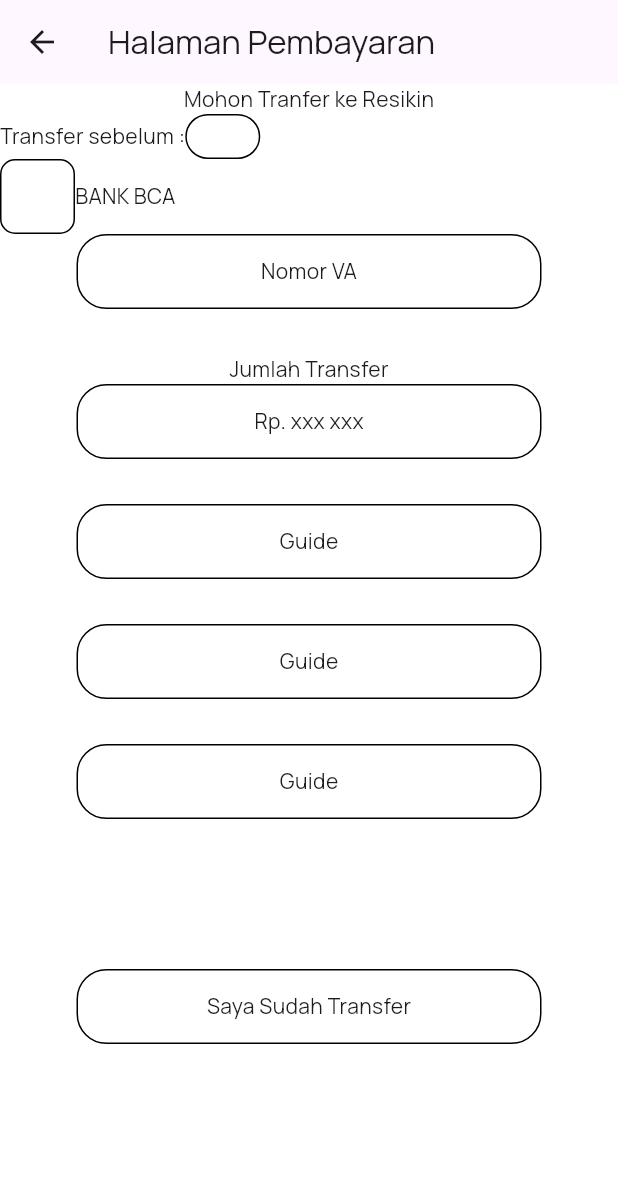
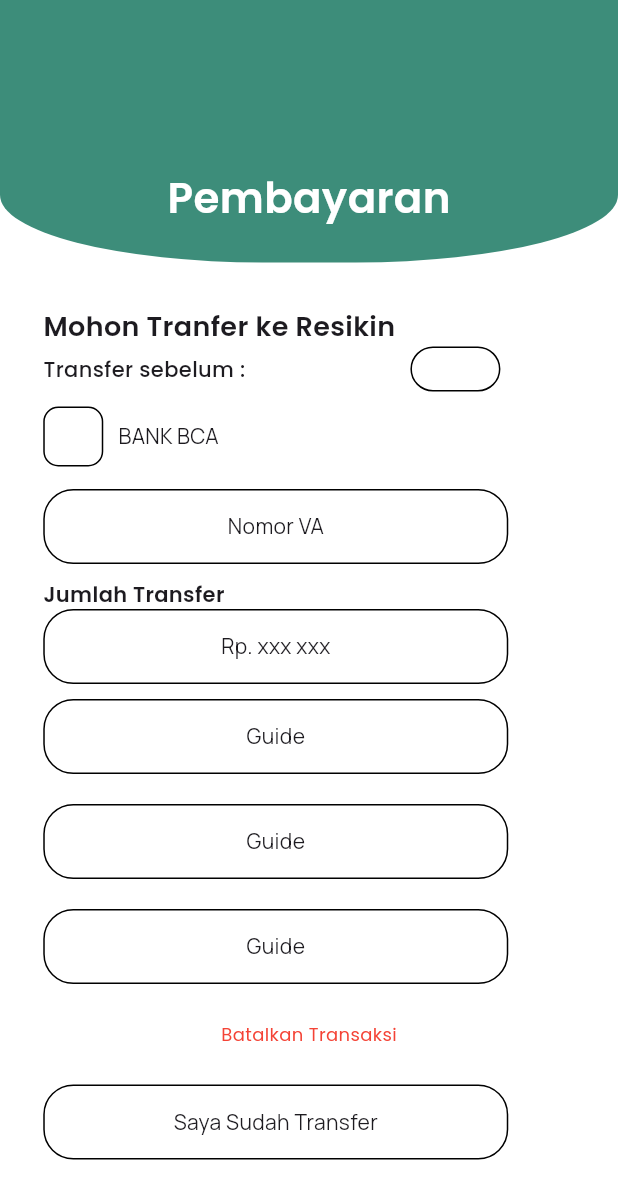
Before and after one commit to AstriaLfy/Resikin, a Flutter app: the PaymentPage screen opened directly, on a phone screen of 412 x 824 dp. Shown: the top 1199 px of the screen. Run offline on Flutter 3.47's test engine with Material 3 defaults, Android fonts, the phone set to English and light mode, and no system bars; our stand-ins replace flutter_svg, google_fonts, iconsax_flutter, smooth_page_indicator.

Commit message:
Perubahan nganu

```diff
--- a/lib/page/about_us.dart
+++ b/lib/page/about_us.dart
@@ -9,7 +9,7 @@ class AboutUs extends StatelessWidget {
     return Scaffold(
       backgroundColor: Colors.white,
       appBar: PreferredSize(
-        preferredSize: Size.fromHeight(300.0), // Height of AppBar
+        preferredSize: Size.fromHeight(300.0),
         child: ReusableContainer(
           child: Center(
             child: Column(
@@ -36,7 +36,7 @@ class AboutUs extends StatelessWidget {
             SvgPicture.asset("assets/images/logoAboutus.svg"),
 
             Container(
-              height: 400,
+              height: 370,
               width: 330,
               child:
               SingleChildScrollView(
--- a/lib/page/beranda.dart
+++ b/lib/page/beranda.dart
@@ -466,7 +466,6 @@ class _BerandaState extends State<Beranda> {
                     fontWeight: FontWeight.w600,
                   ),
                 ),
-
               ],
             ),
 
@@ -477,9 +476,6 @@ class _BerandaState extends State<Beranda> {
               padding: const EdgeInsets.symmetric(horizontal: 25.0),
               child: Container(
                 height: 240,
-                decoration: BoxDecoration(
-                  borderRadius: BorderRadius.circular(20),
-                ),
                 child: ListView.builder(
                   scrollDirection: Axis.horizontal,
                   itemCount: 3,
@@ -491,6 +487,14 @@ class _BerandaState extends State<Beranda> {
                         color: Colors.white,
                         borderRadius: BorderRadius.circular(20),
                         border: Border.all(color: Colors.black, width: 1),
+                        boxShadow: [
+                          BoxShadow(
+                            color: Colors.black.withOpacity(0.6),
+                            offset: Offset(0, 4),
+                            blurRadius: 2,
+                            spreadRadius: 2,
+                          ),
+                        ],
                       ),
                       child: Stack(
                         children: [
@@ -512,6 +516,7 @@ class _BerandaState extends State<Beranda> {
                 ),
               ),
             ),
+
             SizedBox(height: 50),
           ],
         ),
--- a/lib/page/payment_method.dart
+++ b/lib/page/payment_method.dart
@@ -80,7 +80,6 @@ class _PaymentMethodState extends State<PaymentMethod> {
               ),
               child: Column(
                 children: [
-
                   Row(
                     children: [
                       Text(
@@ -89,8 +88,6 @@ class _PaymentMethodState extends State<PaymentMethod> {
                       ),
                     ],
                   ),
-
-
                   Container(
                     width: 350,
                     decoration: BoxDecoration(),
--- a/lib/page/payment_page.dart
+++ b/lib/page/payment_page.dart
@@ -1,4 +1,6 @@
 import 'package:flutter/material.dart';
+import 'package:google_fonts/google_fonts.dart';
+import 'reusable.dart';
 
 class PaymentPage extends StatelessWidget {
   const PaymentPage({Key? key}) : super(key: key);
@@ -7,18 +9,47 @@ class PaymentPage extends StatelessWidget {
   Widget build(BuildContext context) {
     return Scaffold(
       backgroundColor: Colors.white,
-      appBar: AppBar(title: Text("Halaman Pembayaran")),
-      body: SingleChildScrollView(
+      appBar: PreferredSize(
+        preferredSize: Size.fromHeight(300.0), // Height of AppBar
+        child: ReusableContainer(
+          child: Center(
             child: Column(
               children: [
-            Text("Mohon Tranfer ke Resikin"),
+                SizedBox(height: 112),
+                Text(
+                  "Pembayaran",
+                  style: GoogleFonts.poppins(
+                    fontSize: 28,
+                    fontWeight: FontWeight.w600,
+                    color: Colors.white,
+                  ),
+                ),
+              ],
+            ),
+          ),
+        ),
+      ),
+
+      body: SingleChildScrollView(
+        child: Padding(
+    padding: EdgeInsets.symmetric(
+    horizontal: MediaQuery.of(context).size.width * 0.07,
+    ),
+    child:
+
+    Column(
+      crossAxisAlignment: CrossAxisAlignment.start,
+      children: [
+        SizedBox(height: 30,),
+
+        Text("Mohon Tranfer ke Resikin", style: GoogleFonts.poppins(fontSize: 18, fontWeight: FontWeight.w600),),
 
         Row(
           children: [
-                Text("Transfer sebelum :"),
-
+            Text("Transfer sebelum :", style: GoogleFonts.poppins(fontWeight: FontWeight.w500),),
+            SizedBox(width: 110,),
             Container(
-                  width: 50,
+              width: 60,
               height: 30,
               decoration: BoxDecoration(
                 border: Border.all(color: Colors.black, width: 1),
@@ -27,21 +58,23 @@ class PaymentPage extends StatelessWidget {
             ),
           ],
         ),
+        SizedBox(height: 10,),
 
         Row(
           children: [
             Container(
-                  width: 50,
-                  height: 50,
+              width: 40,
+              height: 40,
               decoration: BoxDecoration(
                 border: Border.all(color: Colors.black, width: 1),
                 borderRadius: BorderRadius.circular(10),
               ),
             ),
+            SizedBox(width: 10,),
             Text("BANK BCA"),
           ],
         ),
-
+        SizedBox(height: 15,),
         Container(
           height: 50,
           width: 310,
@@ -53,9 +86,9 @@ class PaymentPage extends StatelessWidget {
           child: Center(child: Text("Nomor VA")),
         ),
 
-            SizedBox(height: 30,),
+        SizedBox(height: 10,),
 
-            Text("Jumlah Transfer"),
+        Text("Jumlah Transfer", style: GoogleFonts.poppins(fontSize: 14, fontWeight: FontWeight.w600),),
 
         Container(
           height: 50,
@@ -67,7 +100,7 @@ class PaymentPage extends StatelessWidget {
           ),
           child: Center(child: Text("Rp. xxx xxx")),
         ),
-            SizedBox(height: 30,),
+        SizedBox(height: 10,),
 
 
         Container(
@@ -80,7 +113,7 @@ class PaymentPage extends StatelessWidget {
           ),
           child: Center(child: Text("Guide")),
         ),
-            SizedBox(height: 30,),
+        SizedBox(height: 20,),
 
 
         Container(
@@ -94,7 +127,7 @@ class PaymentPage extends StatelessWidget {
           child: Center(child: Text("Guide")),
         ),
 
-            SizedBox(height: 30,),
+        SizedBox(height: 20,),
 
 
         Container(
@@ -108,8 +141,12 @@ class PaymentPage extends StatelessWidget {
           child: Center(child: Text("Guide")),
         ),
 
-            SizedBox(height: 100,),
+        SizedBox(height: 25,),
 
+        Center(
+          child:  Text("Batalkan Transaksi", style: GoogleFonts.poppins(color: Colors.red, fontSize: 12),),
+        ),
+        SizedBox(height: 25,),
 
         Container(
           height: 50,
@@ -122,7 +159,12 @@ class PaymentPage extends StatelessWidget {
           child: Center(child: Text("Saya Sudah Transfer")),
         ),
       ],
-        ),
+    )
+
+
+    ,)
+
+
       ),
     );
   }
--- a/lib/page/profile_page.dart
+++ b/lib/page/profile_page.dart
@@ -84,7 +84,6 @@ class ProfilePage extends StatelessWidget {
                             fit: BoxFit.cover,
                           ),
                         ),
-                        // Text di atas background
                         Center(
                           child: Row(
                             children: [
```
Lines whose indentation alone changed are shown as unchanged.
